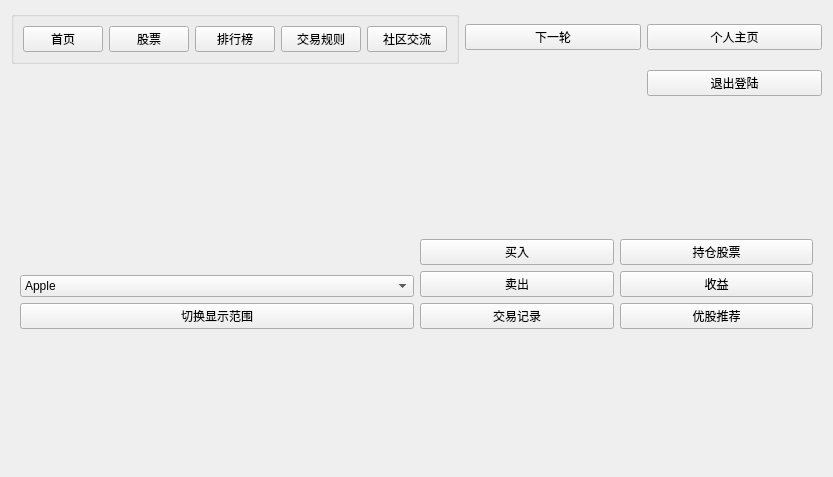
Above: VirtualStock_dir/mainwindow.ui from Vks-Feng/Nullptr before the change. Below: the same form after it.
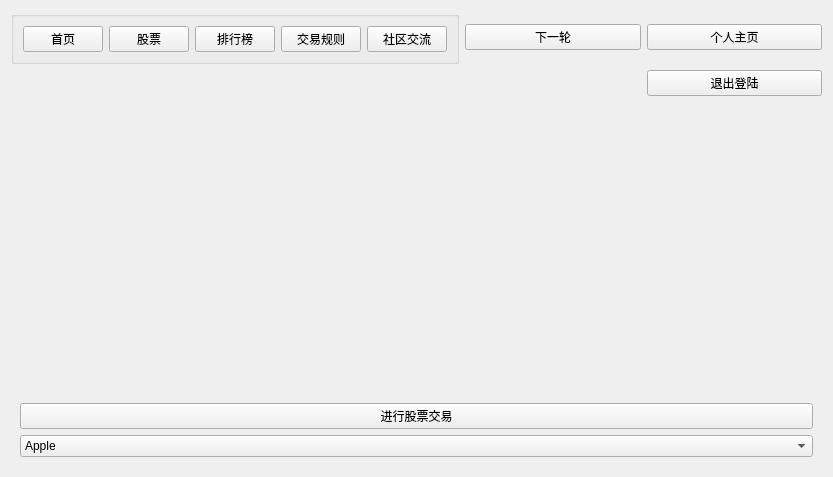
That is the form after the change. The open tabs and pages were chosen to show the change.

Commit message: Delete 5 buttons in stock page and the switch button; Change the time range ; Add random color

```diff
--- a/VirtualStock_dir/mainwindow.ui
+++ b/VirtualStock_dir/mainwindow.ui
@@ -139,6 +139,13 @@
          <item>
           <widget class="QWidget" name="chartSplineWidget" native="true"/>
          </item>
+         <item>
+          <widget class="QPushButton" name="TransactionButton">
+           <property name="text">
+            <string>进行股票交易</string>
+           </property>
+          </widget>
+         </item>
          <item>
           <widget class="QComboBox" name="ChooseWhichStock">
            <item>
@@ -181,59 +188,6 @@
              <string>Microsoft</string>
             </property>
            </item>
-          </widget>
-         </item>
-         <item>
-          <widget class="QPushButton" name="ChangeStockShowBtn">
-           <property name="text">
-            <string>切换显示范围</string>
-           </property>
-          </widget>
-         </item>
-        </layout>
-       </item>
-       <item row="0" column="1">
-        <layout class="QGridLayout" name="gridLayout_3">
-         <item row="2" column="0">
-          <widget class="QPushButton" name="tradeRecordButton">
-           <property name="text">
-            <string>交易记录</string>
-           </property>
-          </widget>
-         </item>
-         <item row="0" column="0">
-          <widget class="QPushButton" name="buyinButton">
-           <property name="text">
-            <string>买入</string>
-           </property>
-          </widget>
-         </item>
-         <item row="1" column="0">
-          <widget class="QPushButton" name="sellOutButton">
-           <property name="text">
-            <string>卖出</string>
-           </property>
-          </widget>
-         </item>
-         <item row="0" column="1">
-          <widget class="QPushButton" name="holdingStockButton">
-           <property name="text">
-            <string>持仓股票</string>
-           </property>
-          </widget>
-         </item>
-         <item row="1" column="1">
-          <widget class="QPushButton" name="profitButton">
-           <property name="text">
-            <string>收益</string>
-           </property>
-          </widget>
-         </item>
-         <item row="2" column="1">
-          <widget class="QPushButton" name="pushButton_6">
-           <property name="text">
-            <string>优股推荐</string>
-           </property>
           </widget>
          </item>
         </layout>
```
Left out of the diff: 2 changed lines with no effect on the pictures. The commit also changes 8 other files.
